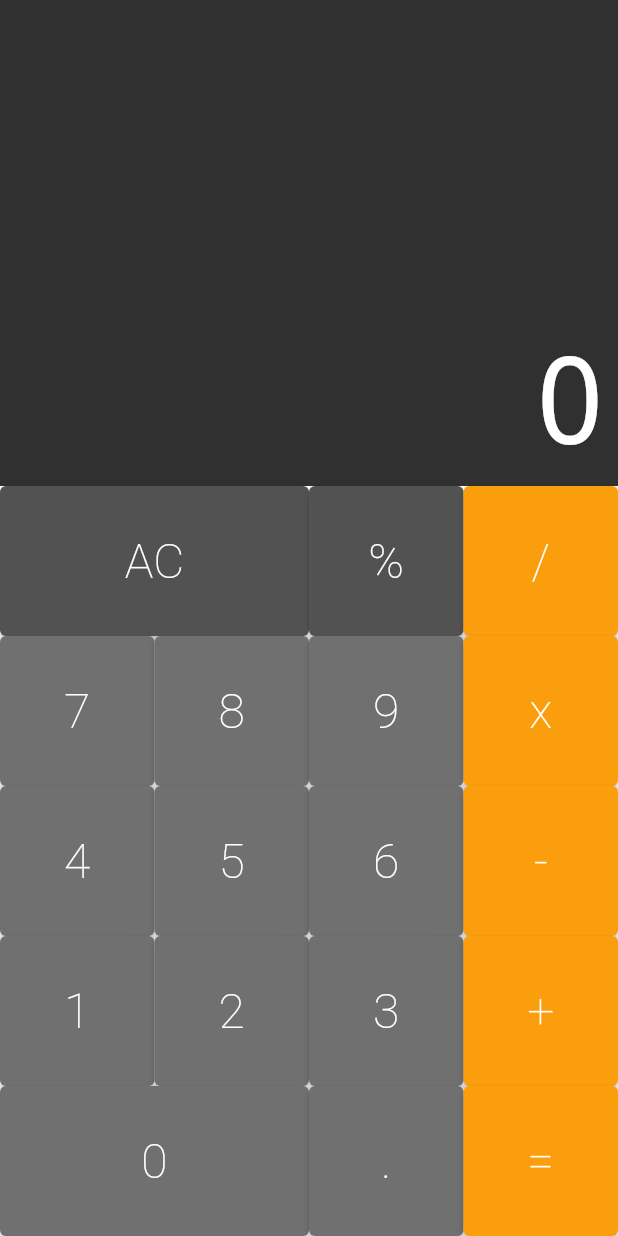
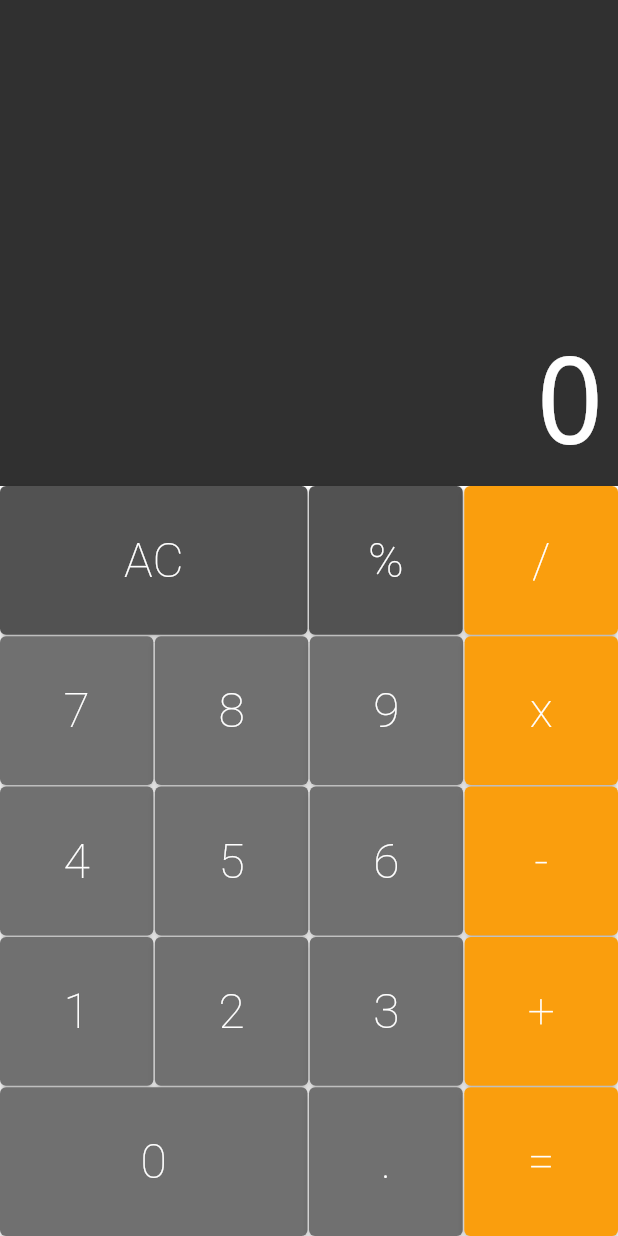
Before and after one commit to s7Thiago/flutter-calculator, a Flutter app: the screen it shows after launch, on a phone screen of 412 x 824 dp. Run offline on Flutter 3.47's test engine with Material 2 defaults, Android fonts, the phone set to English and light mode, and no system bars; drawn by our look-alikes of auto_size_text.

Commit message:
UI terminated: Adding right spaces to buttons

```diff
--- a/lib/components/button_row.dart
+++ b/lib/components/button_row.dart
@@ -13,7 +13,14 @@ class ButtonRow extends StatelessWidget {
       flex: 1,
       child: Row(
         crossAxisAlignment: CrossAxisAlignment.stretch,
-        children: buttons,
+        children: buttons.fold(<Widget>[], (previousList, button) {
+          previousList.isEmpty
+              ? previousList.add(button)
+              : previousList.addAll(
+                  [const SizedBox(width: 1), button],
+                );
+          return previousList;
+        }),
       ),
     );
   }
--- a/lib/components/keyboard.dart
+++ b/lib/components/keyboard.dart
@@ -21,6 +21,7 @@ class Keyboard extends StatelessWidget {
               Button.operation(text: '/', cb: cb),
             ],
           ),
+          const SizedBox(height: 1),
           ButtonRow(
             buttons: [
               Button(text: '7', cb: cb),
@@ -29,6 +30,7 @@ class Keyboard extends StatelessWidget {
               Button.operation(text: 'x', cb: cb),
             ],
           ),
+          const SizedBox(height: 1),
           ButtonRow(
             buttons: [
               Button(text: '4', cb: cb),
@@ -37,6 +39,7 @@ class Keyboard extends StatelessWidget {
               Button.operation(text: '-', cb: cb),
             ],
           ),
+          const SizedBox(height: 1),
           ButtonRow(
             buttons: [
               Button(text: '1', cb: cb),
@@ -45,6 +48,7 @@ class Keyboard extends StatelessWidget {
               Button.operation(text: '+', cb: cb),
             ],
           ),
+          const SizedBox(height: 1),
           ButtonRow(
             buttons: [
               Button.big(text: '0', cb: cb),
```
